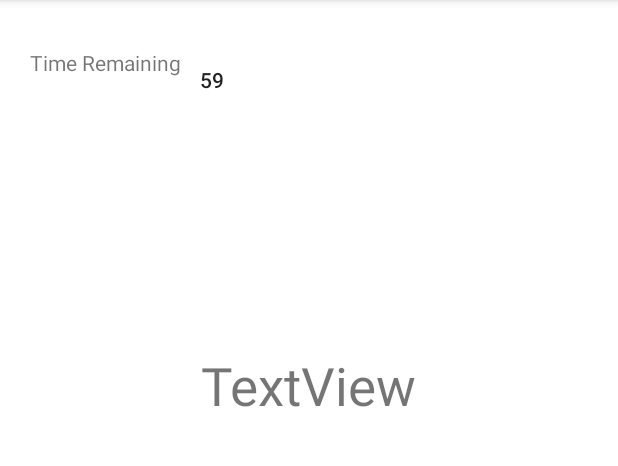
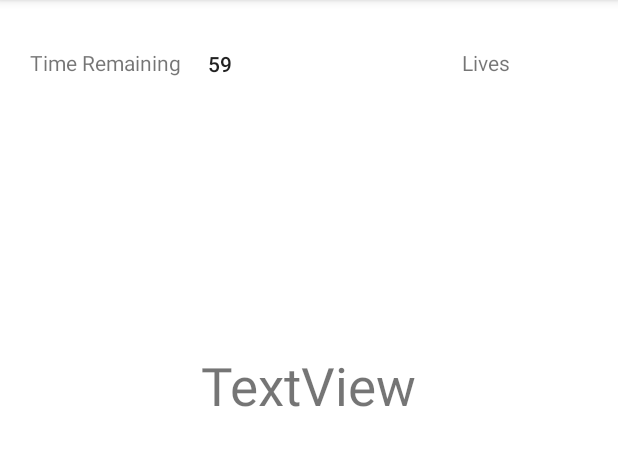
Before and after one commit to Preacho/Hackathon-Feb-18th-2023, an Android app: the activity_play screen opened directly, with no data from a screen before it, on a phone screen of 412 x 824 dp, the part 84-550 px from its top. Run offline under Robolectric (Android 15) with nearby library versions, the light colour scheme and no system bars.

Commit message:
Game Play Timer

```diff
--- a/app/src/main/java/com/example/lostintranslation/activity_play.java
+++ b/app/src/main/java/com/example/lostintranslation/activity_play.java
@@ -10,12 +10,17 @@ import android.widget.Button;
 import android.widget.EditText;
 import android.widget.TextView;
 
+import com.example.lostintranslation.model.GamePlay;
+
 public class activity_play extends AppCompatActivity {
     ActionBar ab;
     private long timeleftinmillis = 60000;
     private CountDownTimer countDownTimer;
     private boolean timerrunning;
     private TextView timer;
+    private EditText answer;
+    private Button submit;
+    private GamePlay game;
 
     @Override
     protected void onCreate(Bundle savedInstanceState) {
@@ -24,8 +29,11 @@ public class activity_play extends AppCompatActivity {
         ab = getSupportActionBar();
         ab.setDisplayHomeAsUpEnabled(true);
         setContentView(R.layout.activity_play);
-        EditText answer = findViewById(R.id.et_answer);
-        Button submit = findViewById(R.id.bt_submit);
+
+        game = new GamePlay();
+
+        answer = (EditText) findViewById(R.id.et_answer);
+        submit = (Button) findViewById(R.id.bt_submit);
         Button key = findViewById(R.id.bt_viewKey);
         key.setOnClickListener(v-> openKey());
 
--- a/app/src/main/res/layout/activity_play.xml
+++ b/app/src/main/res/layout/activity_play.xml
@@ -83,15 +83,37 @@
 
     <TextView
         android:id="@+id/TimeCounter"
-        android:layout_width="61dp"
-        android:layout_height="18dp"
+        android:layout_width="wrap_content"
+        android:layout_height="wrap_content"
         android:textAppearance="@style/TextAppearance.AppCompat.Body2"
         app:layout_constraintBottom_toBottomOf="parent"
         app:layout_constraintEnd_toEndOf="parent"
-        app:layout_constraintHorizontal_bias="0.38"
+        app:layout_constraintHorizontal_bias="0.35"
         app:layout_constraintStart_toStartOf="parent"
         app:layout_constraintTop_toTopOf="parent"
-        app:layout_constraintVertical_bias="0.058" />
+        app:layout_constraintVertical_bias="0.044" />
+
+    <TextView
+        android:id="@+id/Lives"
+        android:layout_width="wrap_content"
+        android:layout_height="wrap_content"
+        android:layout_marginTop="32dp"
+        android:text="Lives"
+        app:layout_constraintEnd_toEndOf="parent"
+        app:layout_constraintHorizontal_bias="0.81"
+        app:layout_constraintStart_toStartOf="parent"
+        app:layout_constraintTop_toTopOf="parent" />
+
+    <TextView
+        android:id="@+id/Life_Counter"
+        android:layout_width="wrap_content"
+        android:layout_height="wrap_content"
+        app:layout_constraintBottom_toBottomOf="parent"
+        app:layout_constraintEnd_toEndOf="parent"
+        app:layout_constraintHorizontal_bias="0.307"
+        app:layout_constraintStart_toEndOf="@+id/Lives"
+        app:layout_constraintTop_toTopOf="parent"
+        app:layout_constraintVertical_bias="0.044" />
 
 
 </androidx.constraintlayout.widget.ConstraintLayout>
```
